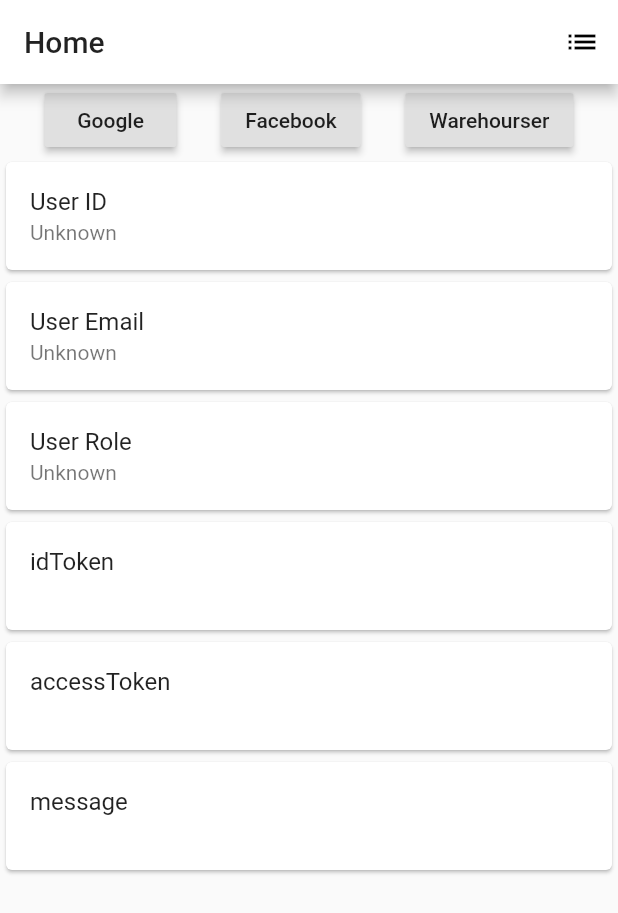
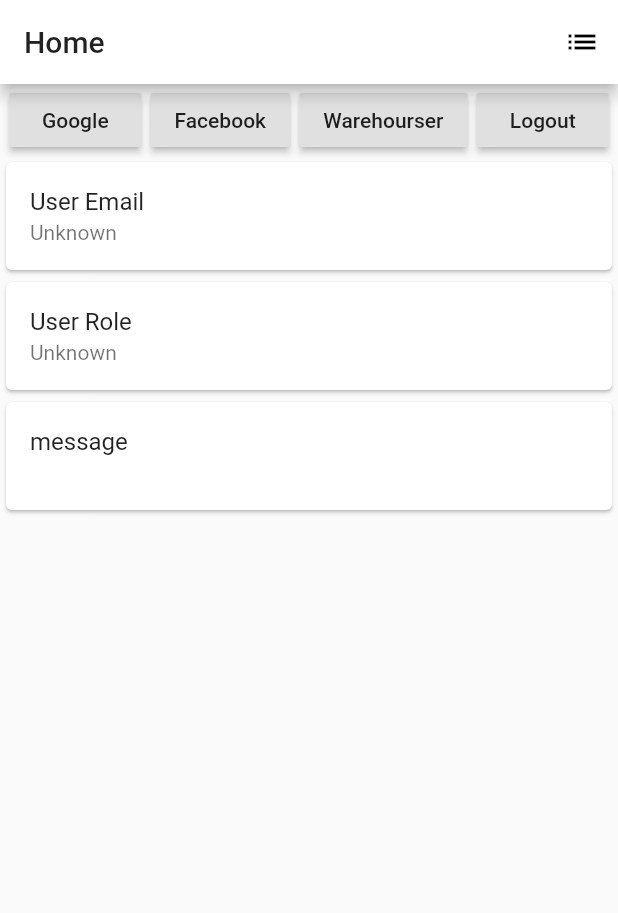
Before and after one commit to stasbar/MUI, a Flutter app: the screen it shows after launch, after a tap on "Warehourser", on a phone screen of 412 x 824 dp. Shown: the top 913 px of the screen. Run offline on Flutter 3.47's test engine with Material 2 defaults, Android fonts, the phone set to English and light mode, and no system bars; missing offline and left inert: flutter_appauth, flutter_facebook_login; accounts and stored records are empty; network calls fail.

Commit message:
working access policy, and authenticating headers

```diff
--- a/flutter/warehouser/lib/main.dart
+++ b/flutter/warehouser/lib/main.dart
@@ -36,9 +36,7 @@ class MyHomePage extends StatefulWidget {
 }
 
 class _MyHomePageState extends State<MyHomePage> {
-  String idToken = "";
   User user;
-  String accessToken = "";
   String message = "";
 
   void _pushSaved() {
@@ -48,39 +46,24 @@ class _MyHomePageState extends State<MyHomePage> {
     }));
   }
 
-  void _authGoogle() async {
-    var result = await AuthorizationService.authenticateGoogle();
-    setState(() {
-      accessToken = result.accessToken;
-    });
-    _fetchCurrentUser();
-  }
-
-  void _authFacebook() async {
-    var result = await AuthorizationService.authenticateFacebook();
-    setState(() {
-      accessToken = result.accessToken;
-    });
-    _fetchCurrentUser();
-  }
-
-  void _authWarehourser() async {
-    print("auth username password");
-    var result = await AuthorizationService.authenticateWarehouser();
-    print("result: ${result.accessToken}");
-    setState(() {
-      message = result.authorizationAdditionalParameters.toString();
-      idToken = result.idToken;
-      accessToken = result.accessToken;
-    });
-
-    _fetchCurrentUser();
+  Function _auth(Provider provider) {
+    return () async {
+      await AuthorizationService.authenticate(provider);
+      _fetchCurrentUser();
+    };
   }
 
   void _fetchCurrentUser() async {
-    var userResult = await ResourceService.currentUser(accessToken);
+    var userResult = await ResourceService.currentUser();
     setState(() {
       user = userResult;
+    });
+  }
+
+  void _logout() async {
+    await AuthorizationService.logout();
+    setState(() {
+      user = null;
     });
   }
 
@@ -107,22 +90,24 @@ class _MyHomePageState extends State<MyHomePage> {
             mainAxisAlignment: MainAxisAlignment.spaceEvenly,
             children: [
               Column(children: [
-                RaisedButton(child: Text("Google"), onPressed: _authGoogle),
-              ]),
-              Column(children: [
-                RaisedButton(child: Text("Facebook"), onPressed: _authFacebook),
+                RaisedButton(
+                    child: Text("Google"), onPressed: _auth(Provider.GOOGLE)),
               ]),
               Column(children: [
                 RaisedButton(
-                    child: Text("Warehourser"), onPressed: _authWarehourser),
+                    child: Text("Facebook"),
+                    onPressed: _auth(Provider.FACEBOOK)),
+              ]),
+              Column(children: [
+                RaisedButton(
+                    child: Text("Warehourser"),
+                    onPressed: _auth(Provider.WAREHOUSER)),
+              ]),
+              Column(children: [
+                RaisedButton(child: Text("Logout"), onPressed: _logout),
               ]),
             ],
           ),
-          Card(
-              child: ListTile(
-            title: Text("User ID"),
-            subtitle: Text(user != null ? user.id : "Unknown"),
-          )),
           Card(
               child: ListTile(
             title: Text("User Email"),
@@ -135,16 +120,6 @@ class _MyHomePageState extends State<MyHomePage> {
           )),
           Card(
               child: ListTile(
-            title: Text("idToken"),
-            subtitle: Text(idToken),
-          )),
-          Card(
-              child: ListTile(
-            title: Text("accessToken"),
-            subtitle: Text(accessToken),
-          )),
-          Card(
-              child: ListTile(
             title: Text("message"),
             subtitle: Text(message),
           )),
--- a/flutter/warehouser/lib/model/User.dart
+++ b/flutter/warehouser/lib/model/User.dart
@@ -1,13 +1,11 @@
 class User {
-  final String id;
   final String email;
   final String role;
 
-  User({this.id, this.email, this.role});
+  User({this.email, this.role});
 
   factory User.fromJson(Map<String,dynamic> json) {
     return User(
-      id: json['id'],
       email: json['email'],
       role: json['role'],
     );
--- a/flutter/warehouser/lib/services/authorization.dart
+++ b/flutter/warehouser/lib/services/authorization.dart
@@ -4,6 +4,9 @@ import 'dart:io';
 import 'package:flutter_appauth/flutter_appauth.dart';
 import 'package:flutter_facebook_login/flutter_facebook_login.dart';
 import 'package:http/io_client.dart';
+import 'package:warehouser/services/resource.dart';
+
+enum Provider { WAREHOUSER, GOOGLE, FACEBOOK }
 
 class AuthorizationService {
   static String baseUrl = 'https://home.stasbar.com';
@@ -52,6 +55,8 @@ class AuthorizationService {
     );
 
     // why this way ? https://www.ory.sh/oauth2-for-mobile-app-spa-browser/
+    // TODO set explicitly oauth/login serach arguments to contain
+    // google_id_token
     print(Uri.https(publicAuthority, '/').toString());
     return await appAuth.authorizeAndExchangeCode(AuthorizationTokenRequest(
       "warehouser",
@@ -84,4 +89,38 @@ class AuthorizationService {
       scopes: ['openid', 'offline'],
     ));
   }
+
+  static authenticate(Provider provider) async {
+    switch (provider) {
+      case Provider.FACEBOOK:
+        var result = await authenticateFacebook();
+        ResourceService.accessToken = result.accessToken;
+        ResourceService.refreshToken = result.refreshToken;
+        break;
+        break;
+      case Provider.GOOGLE:
+        var result = await authenticateGoogle();
+        ResourceService.accessToken = result.accessToken;
+        ResourceService.refreshToken = result.refreshToken;
+        break;
+        break;
+      case Provider.WAREHOUSER:
+        var result = await authenticateWarehouser();
+        ResourceService.accessToken = result.accessToken;
+        ResourceService.refreshToken = result.refreshToken;
+        break;
+    }
+  }
+
+  static logout() async {
+    final res = await ioClient.post(
+        Uri.https(publicAuthority, '/oauth2/revoke'),
+        body: {'token': ResourceService.refreshToken});
+    if (res.statusCode == 200) {
+      return json.decode(res.body).status;
+    } else {
+      throw Exception(
+          'received status code from server: ${res.statusCode} body: ${res.body}');
+    }
+  }
 }
--- a/flutter/warehouser/lib/services/resource.dart
+++ b/flutter/warehouser/lib/services/resource.dart
@@ -9,6 +9,9 @@ class ResourceService {
   static int port = 1234;
   static String baseUrl = 'https://home.stasbar.com:$port';
 
+  static String accessToken;
+  static String refreshToken;
+
   static HttpClient httpClient = new HttpClient()
     ..badCertificateCallback =
     ((X509Certificate cert, String host, int port) => true);
@@ -18,7 +21,7 @@ class ResourceService {
 
   static Future<List<Product>> fetchProducts() async {
     final url = '$baseUrl/products';
-    final response = await ioClient.get(url);
+    final response = await ioClient.get(url, headers: {'Authorization': 'bearer $accessToken'});
 
     if (response.statusCode == 200) {
       final postsJson = json.decode(response.body);
@@ -51,10 +54,9 @@ class ResourceService {
     }
   }
 
-  static Future<User>currentUser(String accessToken) async {
+  static Future<User>currentUser() async {
     final url = '$baseUrl/currentUser';
-    final response = await ioClient.post(url, body: {'accessToken': accessToken});
-
+    final response = await ioClient.get(url, headers: {'Authorization': 'bearer $accessToken'});
     if (response.statusCode == 200) {
       return User.fromJson(json.decode(response.body));
     } else {
```
